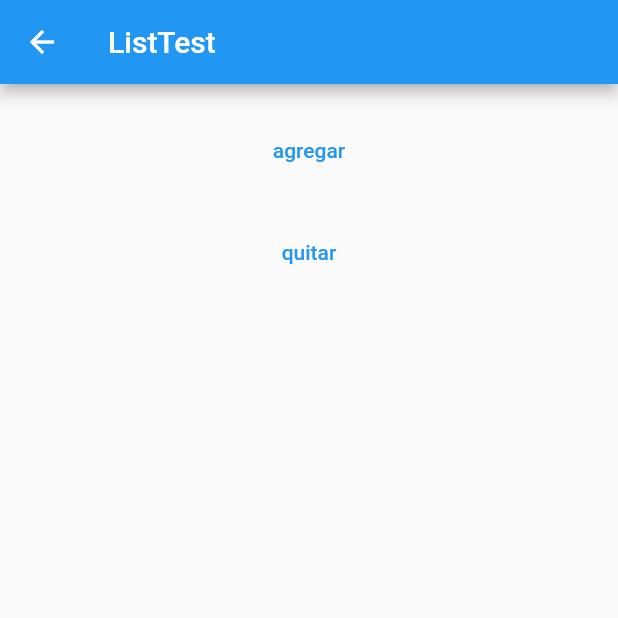
After one commit to llsonyll/cuantomefalta, a Flutter app: the ListaTest screen opened directly, after a tap on "agregar", after a tap on "quitar", on a phone screen of 412 x 824 dp, the top half of it. The commit adds this screen. Run offline on Flutter 3.47's test engine with Material 2 defaults, Android fonts, the light colour scheme and no system bars; our stand-ins replace flutter_bloc.

Commit message:
list cubit test

```diff
--- /dev/null
+++ b/lib/UI/listTest/listas.dart
@@ -0,0 +1,67 @@
+import 'package:cuantomefalta/UI/listTest/listas_cubit.dart';
+import 'package:flutter/material.dart';
+import 'package:flutter_bloc/flutter_bloc.dart';
+
+class ListaTest extends StatelessWidget {
+  const ListaTest({Key key}) : super(key: key);
+
+  @override
+  Widget build(BuildContext context) {
+    return BlocProvider(
+      create: (context) => ListaCubit(),
+      child: BlocConsumer<ListaCubit, List<ItemLista>>(
+        listener: (context, snapshot) {
+          print(snapshot);
+        },
+        builder: (context, snapshot) {
+          final cantidadItems = context.read<ListaCubit>().listaState;
+          return Scaffold(
+            appBar: AppBar(title: Text('ListTest')),
+            body: Column(
+              children: [
+                const SizedBox(height: 20),
+                TextButton(
+                    onPressed: () {
+                      context.read<ListaCubit>().agregarElemento();
+                    },
+                    child: Text('agregar')),
+                const SizedBox(height: 20),
+                TextButton(
+                    onPressed: () {
+                      context.read<ListaCubit>().quitarElemento();
+                    },
+                    child: Text('quitar')),
+                Expanded(
+                  child: ListView.builder(
+                    itemCount: cantidadItems.length,
+                    itemBuilder: (_, index) => Container(
+                      color: Colors.purpleAccent[100],
+                      height: 100,
+                      child: Column(
+                        children: [
+                          Text(snapshot[index].nombre),
+                          Text(snapshot[index].valor.toString()),
+                          TextButton(
+                            onPressed: () {
+                              context
+                                  .read<ListaCubit>()
+                                  .aumentarValor(snapshot[index].nombre);
+                            },
+                            child: Text(
+                              'aumentar',
+                              style: TextStyle(color: Colors.white),
+                            ),
+                          ),
+                        ],
+                      ),
+                    ),
+                  ),
+                ),
+              ],
+            ),
+          );
+        },
+      ),
+    );
+  }
+}
--- /dev/null
+++ b/lib/UI/listTest/listas_cubit.dart
@@ -0,0 +1,34 @@
+import 'package:flutter_bloc/flutter_bloc.dart';
+
+class ItemLista {
+  ItemLista({this.nombre, this.valor});
+
+  final String nombre;
+  final int valor;
+}
+
+class ListaCubit extends Cubit<List<ItemLista>> {
+  ListaCubit() : super([]);
+
+  List<ItemLista> get listaState => state.where((element) => true).toList();
+
+  void agregarElemento() {
+    state.add(ItemLista(nombre: 'item ${state.length}', valor: state.length));
+    emit(listaState);
+  }
+
+  void quitarElemento() {
+    state.removeLast();
+    emit(listaState);
+  }
+
+  void aumentarValor(String nombre) {
+    for (var elemento in state) {
+      if (elemento.nombre == nombre) {
+        elemento = ItemLista(nombre: nombre, valor: 10);
+        print(elemento.valor);
+        emit(listaState);
+      }
+    }
+  }
+}
```
Also changed, not shown: lib/UI/home/home.dart (+24 -6 lines), lib/UI/home/home_cubit.dart (+20 -20 lines), lib/UI/home/periodos_cubit.dart (+24 -10 lines), lib/UI/notaPeriodo.dart (deleted, +0 -66 lines), lib/UI/nota_periodo.dart (added, +152 -0 lines), lib/UI/nota_periodo_cubit.dart (added, +75 -0 lines), lib/data/periodo.dart (added, +7 -0 lines).
